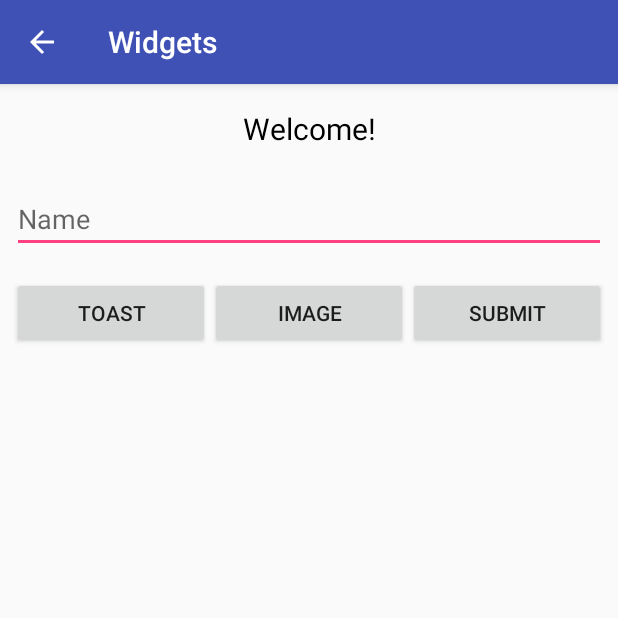
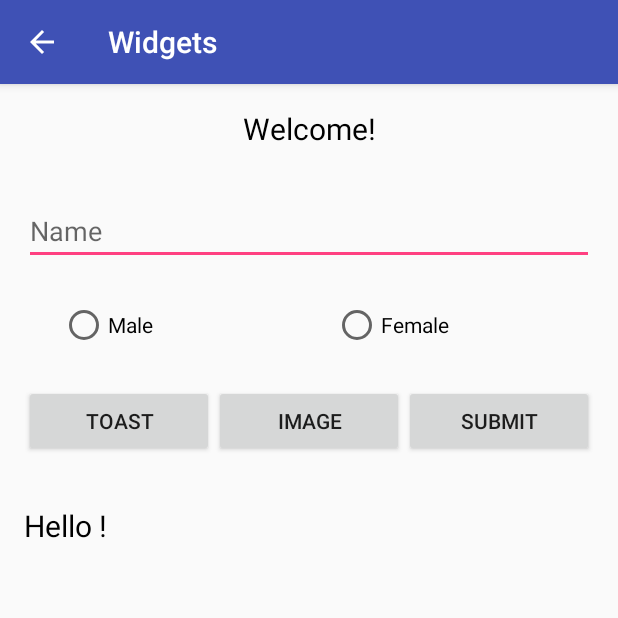
Before and after one commit to SnehPandya18/UltimateAndroid, an Android app: the WidgetsActivity screen opened directly, with no data from a screen before it, after a tap on "SUBMIT", on a phone screen of 412 x 824 dp, the top half of it. Run offline under Robolectric (Android 15) with nearby library versions, the phone set to English and light mode, and no system bars.

Commit message:
Add: RadioGroup & RadioButton

```diff
--- a/app/src/main/java/com/snehpandya/ultimateandroid/WidgetsActivity.java
+++ b/app/src/main/java/com/snehpandya/ultimateandroid/WidgetsActivity.java
@@ -6,10 +6,15 @@ import android.support.v7.app.AppCompatActivity;
 import android.view.View;
 import android.widget.Button;
 import android.widget.EditText;
+import android.widget.RadioButton;
+import android.widget.TextView;
 import android.widget.Toast;
 
 public class WidgetsActivity extends AppCompatActivity {
 
+    String message;
+
+    @Override
     protected void onCreate(Bundle savedInstanceState) {
         super.onCreate(savedInstanceState);
         setContentView(R.layout.activity_widgets);
@@ -33,4 +38,52 @@ public class WidgetsActivity extends AppCompatActivity {
             }
         });
     }
+
+    public void submit(View view) {
+
+        EditText editText = (EditText) findViewById(R.id.edittext);
+        String eText = editText.getText().toString();
+
+        RadioButton male = (RadioButton) findViewById(R.id.male);
+        boolean gender1 = male.isChecked();
+
+        RadioButton female = (RadioButton) findViewById(R.id.female);
+        boolean gender2 = female.isChecked();
+
+        int calculate = calculateAnswer(gender1, gender2);
+        String calculateSummary = createSummary(eText, calculate);
+        displayMessage(calculateSummary);
+    }
+
+    public int calculateAnswer(boolean gender1, boolean gender2) {
+        int gender = 0;
+
+        if (gender1) {
+            gender = 1;
+        } else if (gender2) {
+            gender = 2;
+        }
+
+        return gender;
+    }
+
+    public String createSummary(String name, int calculate) {
+        String messageIn = "Hello " + name + "!";
+        if (calculate == 1) {
+            messageIn += "\nYour gender is male.";
+        } else if (calculate == 2) {
+            messageIn += "\nYour gender is female.";
+        }
+        return messageIn;
+    }
+
+    public void displayMessage(String message) {
+        this.message = message;
+        TextView t = (TextView) findViewById(R.id.showTextView);
+        if (t != null) {
+            t.setText(message);
+        } else {
+            Toast.makeText(this, "Error!", Toast.LENGTH_SHORT).show();
+        }
+    }
 }
--- a/app/src/main/res/layout/activity_widgets.xml
+++ b/app/src/main/res/layout/activity_widgets.xml
@@ -22,15 +22,31 @@
         android:layout_width="match_parent"
         android:layout_height="wrap_content"
         android:layout_below="@id/textview"
-        android:layout_margin="8dp"
+        android:layout_margin="16dp"
         android:hint="@string/name"/>
+
+    <RadioGroup
+        android:id="@+id/radio"
+        style="@style/RadioGroupStyle"
+        android:layout_below="@id/edittext">
+
+        <RadioButton
+            android:id="@+id/male"
+            style="@style/RadioButtonStyle"
+            android:text="@string/male"/>
+
+        <RadioButton
+            android:id="@+id/female"
+            style="@style/RadioButtonStyle"
+            android:text="@string/female"/>
+    </RadioGroup>
 
     <LinearLayout
         android:id="@+id/buttons"
         android:layout_width="match_parent"
         android:layout_height="wrap_content"
-        android:layout_below="@id/edittext"
-        android:layout_margin="8dp"
+        android:layout_below="@id/radio"
+        android:layout_margin="16dp"
         android:weightSum="3">
 
         <Button
@@ -48,11 +64,11 @@
             android:text="@string/image"/>
 
         <Button
-            android:onClick="showText()"
             android:id="@+id/submit"
             android:layout_width="wrap_content"
             android:layout_height="wrap_content"
             android:layout_weight="1"
+            android:onClick="submit"
             android:text="@string/submit"/>
     </LinearLayout>
 
@@ -62,7 +78,6 @@
         android:layout_height="wrap_content"
         android:layout_below="@id/buttons"
         android:layout_margin="16dp"
-        android:padding="16dp"
         android:textColor="#000000"
         android:textSize="20sp"/>
 </RelativeLayout>
--- a/app/src/main/res/values/styles.xml
+++ b/app/src/main/res/values/styles.xml
@@ -21,4 +21,27 @@
         <item name="android:textStyle">bold</item>
         <item name="android:textAppearance">?android:textAppearanceMedium</item>
     </style>
+
+    <style name="RadioGroupStyle">
+        <item name="android:layout_margin">8dp</item>
+        <item name="android:paddingLeft">32dp</item>
+        <item name="android:layout_width">match_parent</item>
+        <item name="android:layout_height">wrap_content</item>
+        <item name="android:layout_weight">2</item>
+        <item name="android:orientation">horizontal</item>
+    </style>
+
+    <style name="RadioButtonStyle">
+        <item name="android:layout_height">wrap_content</item>
+        <item name="android:layout_width">match_parent</item>
+        <item name="android:layout_weight">1</item>
+        <item name="android:textColor">@android:color/black</item>
+    </style>
+
+    <style name="CheckBoxStyle">
+        <item name="android:layout_width">match_parent</item>
+        <item name="android:layout_height">wrap_content</item>
+        <item name="android:layout_weight">1</item>
+        <item name="android:textColor">@android:color/black</item>
+    </style>
 </resources>
```
